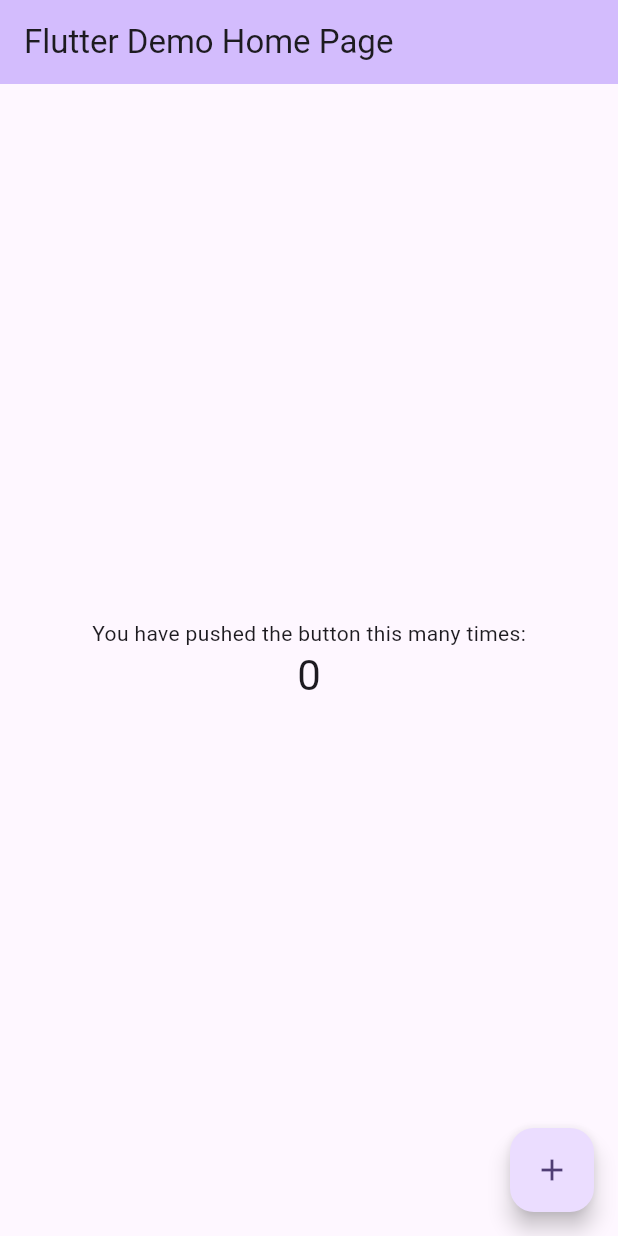
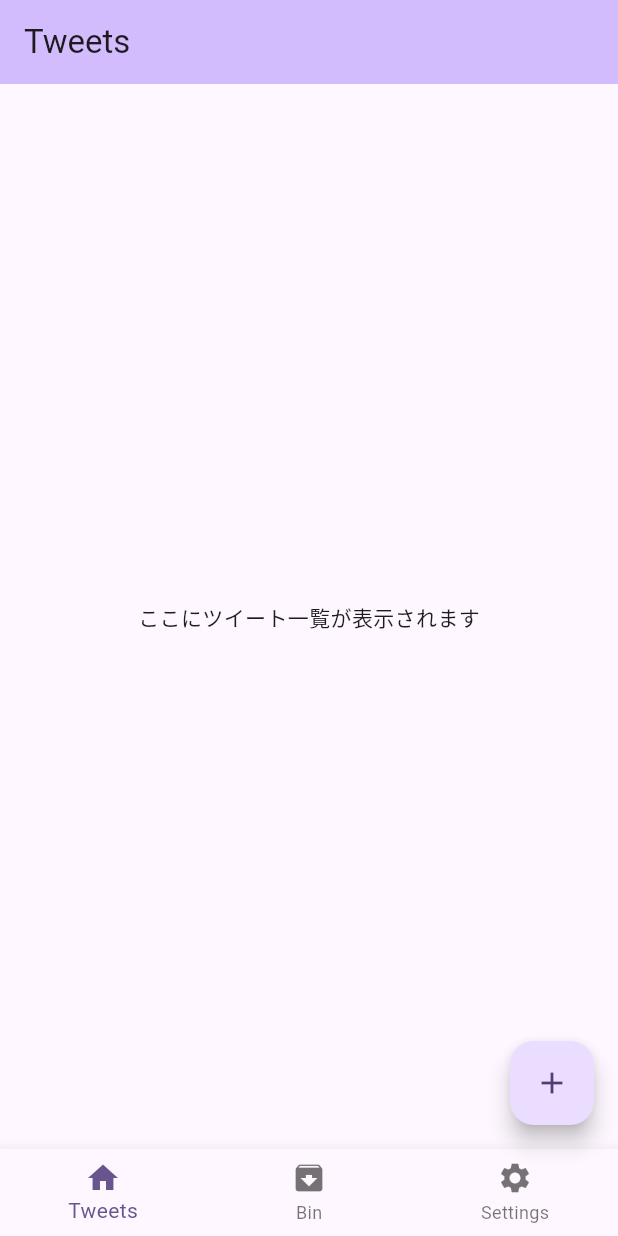
Before and after one commit to nozomi-hiragi/TweetHistory, a Flutter app: the screen it shows after launch, on a phone screen of 412 x 824 dp. Run offline on Flutter 3.47's test engine with Material 3 defaults, Android fonts, the light colour scheme and no system bars.

Commit message:
タブ作成

```diff
--- /dev/null
+++ b/tweethistory/lib/features/bin/bin_screen.dart
@@ -0,0 +1,16 @@
+import 'package:flutter/material.dart';
+
+class BinScreen extends StatelessWidget {
+  const BinScreen({super.key});
+
+  @override
+  Widget build(BuildContext context) {
+    return Scaffold(
+      appBar: AppBar(
+        backgroundColor: Theme.of(context).colorScheme.inversePrimary,
+        title: const Text('Bin'),
+      ),
+      body: const Center(child: Text('ここにゴミ箱が表示されます')),
+    );
+  }
+}
--- /dev/null
+++ b/tweethistory/lib/features/settings/settings_screen.dart
@@ -0,0 +1,16 @@
+import 'package:flutter/material.dart';
+
+class SettingsScreen extends StatelessWidget {
+  const SettingsScreen({super.key});
+
+  @override
+  Widget build(BuildContext context) {
+    return Scaffold(
+      appBar: AppBar(
+        backgroundColor: Theme.of(context).colorScheme.inversePrimary,
+        title: const Text('Settings'),
+      ),
+      body: const Center(child: Text('ここに設定画面が表示されます')),
+    );
+  }
+}
--- /dev/null
+++ b/tweethistory/lib/features/tweets/tweets_screen.dart
@@ -0,0 +1,16 @@
+import 'package:flutter/material.dart';
+
+class TweetsScreen extends StatelessWidget {
+  const TweetsScreen({super.key});
+
+  @override
+  Widget build(BuildContext context) {
+    return Scaffold(
+      appBar: AppBar(
+        backgroundColor: Theme.of(context).colorScheme.inversePrimary,
+        title: const Text('Tweets'),
+      ),
+      body: const Center(child: Text('ここにツイート一覧が表示されます')),
+    );
+  }
+}
--- a/tweethistory/lib/main.dart
+++ b/tweethistory/lib/main.dart
@@ -1,4 +1,8 @@
 import 'package:flutter/material.dart';
+
+import 'features/tweets/tweets_screen.dart';
+import 'features/bin/bin_screen.dart';
+import 'features/settings/settings_screen.dart';
 
 void main() {
   runApp(const MyApp());
@@ -7,116 +11,78 @@ void main() {
 class MyApp extends StatelessWidget {
   const MyApp({super.key});
 
-  // This widget is the root of your application.
   @override
   Widget build(BuildContext context) {
     return MaterialApp(
       title: 'Flutter Demo',
       theme: ThemeData(
-        // This is the theme of your application.
-        //
-        // TRY THIS: Try running your application with "flutter run". You'll see
-        // the application has a purple toolbar. Then, without quitting the app,
-        // try changing the seedColor in the colorScheme below to Colors.green
-        // and then invoke "hot reload" (save your changes or press the "hot
-        // reload" button in a Flutter-supported IDE, or press "r" if you used
-        // the command line to start the app).
-        //
-        // Notice that the counter didn't reset back to zero; the application
-        // state is not lost during the reload. To reset the state, use hot
-        // restart instead.
-        //
-        // This works for code too, not just values: Most code changes can be
-        // tested with just a hot reload.
         colorScheme: ColorScheme.fromSeed(seedColor: Colors.deepPurple),
       ),
-      home: const MyHomePage(title: 'Flutter Demo Home Page'),
+      home: const MyHomePage(),
     );
   }
 }
 
+class _TabItem {
+  final Widget screen;
+  final IconData icon;
+  final String label;
+
+  const _TabItem({
+    required this.screen,
+    required this.icon,
+    required this.label,
+  });
+}
+
 class MyHomePage extends StatefulWidget {
-  const MyHomePage({super.key, required this.title});
-
-  // This widget is the home page of your application. It is stateful, meaning
-  // that it has a State object (defined below) that contains fields that affect
-  // how it looks.
-
-  // This class is the configuration for the state. It holds the values (in this
-  // case the title) provided by the parent (in this case the App widget) and
-  // used by the build method of the State. Fields in a Widget subclass are
-  // always marked "final".
-
-  final String title;
+  const MyHomePage({super.key});
 
   @override
   State<MyHomePage> createState() => _MyHomePageState();
 }
 
 class _MyHomePageState extends State<MyHomePage> {
-  int _counter = 0;
+  int _index = 0;
 
-  void _incrementCounter() {
+  final List<_TabItem> _tabs = [
+    const _TabItem(screen: TweetsScreen(), icon: Icons.home, label: 'Tweets'),
+    const _TabItem(screen: BinScreen(), icon: Icons.archive, label: 'Bin'),
+    const _TabItem(
+      screen: SettingsScreen(),
+      icon: Icons.settings,
+      label: 'Settings',
+    ),
+  ];
+
+  void _onItemTapped(int index) {
     setState(() {
-      // This call to setState tells the Flutter framework that something has
-      // changed in this State, which causes it to rerun the build method below
-      // so that the display can reflect the updated values. If we changed
-      // _counter without calling setState(), then the build method would not be
-      // called again, and so nothing would appear to happen.
-      _counter++;
+      _index = index;
     });
   }
 
   @override
   Widget build(BuildContext context) {
-    // This method is rerun every time setState is called, for instance as done
-    // by the _incrementCounter method above.
-    //
-    // The Flutter framework has been optimized to make rerunning build methods
-    // fast, so that you can just rebuild anything that needs updating rather
-    // than having to individually change instances of widgets.
     return Scaffold(
-      appBar: AppBar(
-        // TRY THIS: Try changing the color here to a specific color (to
-        // Colors.amber, perhaps?) and trigger a hot reload to see the AppBar
-        // change color while the other colors stay the same.
-        backgroundColor: Theme.of(context).colorScheme.inversePrimary,
-        // Here we take the value from the MyHomePage object that was created by
-        // the App.build method, and use it to set our appbar title.
-        title: Text(widget.title),
-      ),
-      body: Center(
-        // Center is a layout widget. It takes a single child and positions it
-        // in the middle of the parent.
-        child: Column(
-          // Column is also a layout widget. It takes a list of children and
-          // arranges them vertically. By default, it sizes itself to fit its
-          // children horizontally, and tries to be as tall as its parent.
-          //
-          // Column has various properties to control how it sizes itself and
-          // how it positions its children. Here we use mainAxisAlignment to
-          // center the children vertically; the main axis here is the vertical
-          // axis because Columns are vertical (the cross axis would be
-          // horizontal).
-          //
-          // TRY THIS: Invoke "debug painting" (choose the "Toggle Debug Paint"
-          // action in the IDE, or press "p" in the console), to see the
-          // wireframe for each widget.
-          mainAxisAlignment: MainAxisAlignment.center,
-          children: <Widget>[
-            const Text('You have pushed the button this many times:'),
-            Text(
-              '$_counter',
-              style: Theme.of(context).textTheme.headlineMedium,
-            ),
-          ],
-        ),
+      body: _tabs[_index].screen,
+      bottomNavigationBar: BottomNavigationBar(
+        items:
+            _tabs
+                .map(
+                  (tab) => BottomNavigationBarItem(
+                    icon: Icon(tab.icon),
+                    label: tab.label,
+                  ),
+                )
+                .toList(),
+        currentIndex: _index,
+        onTap: _onItemTapped,
       ),
       floatingActionButton: FloatingActionButton(
-        onPressed: _incrementCounter,
-        tooltip: 'Increment',
+        onPressed: () => {},
+        tooltip: 'Upload',
         child: const Icon(Icons.add),
-      ), // This trailing comma makes auto-formatting nicer for build methods.
+      ),
     );
   }
 }
```
